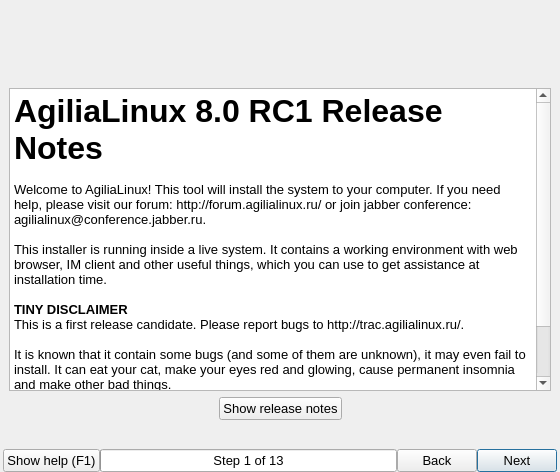
aix27249/mpkg, file guiinstaller/guisetup/mainwindow.ui: the form before one commit.
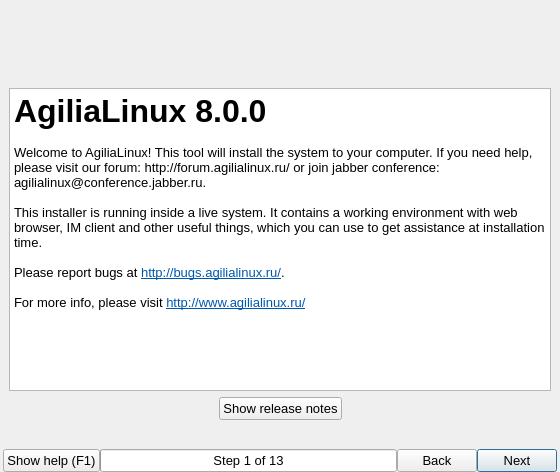
The form after the commit. The open tabs and pages were chosen to show the change. Icons and pictures are not drawn.

Commit message: release notes updated to be generic

The edit to the form file:
```diff
--- a/guiinstaller/guisetup/mainwindow.ui
+++ b/guiinstaller/guisetup/mainwindow.ui
@@ -128,21 +128,16 @@
            <string>&lt;!DOCTYPE HTML PUBLIC &quot;-//W3C//DTD HTML 4.0//EN&quot; &quot;http://www.w3.org/TR/REC-html40/strict.dtd&quot;&gt;
 &lt;html&gt;&lt;head&gt;&lt;meta name=&quot;qrichtext&quot; content=&quot;1&quot; /&gt;&lt;style type=&quot;text/css&quot;&gt;
 p, li { white-space: pre-wrap; }
-&lt;/style&gt;&lt;/head&gt;&lt;body style=&quot; font-family:'Ubuntu'; font-size:10pt; font-weight:400; font-style:normal;&quot;&gt;
-&lt;p style=&quot; margin-top:0px; margin-bottom:0px; margin-left:0px; margin-right:0px; -qt-block-indent:0; text-indent:0px;&quot;&gt;&lt;span style=&quot; font-family:'Droid Sans'; font-size:24pt; font-weight:600;&quot;&gt;AgiliaLinux 8.0 RC1 Release Notes&lt;/span&gt;&lt;/p&gt;
-&lt;p style=&quot;-qt-paragraph-type:empty; margin-top:0px; margin-bottom:0px; margin-left:0px; margin-right:0px; -qt-block-indent:0; text-indent:0px; font-family:'Droid Sans';&quot;&gt;&lt;/p&gt;
+&lt;/style&gt;&lt;/head&gt;&lt;body style=&quot; font-family:'Sans Serif'; font-size:10pt; font-weight:400; font-style:normal;&quot;&gt;
+&lt;p style=&quot; margin-top:0px; margin-bottom:0px; margin-left:0px; margin-right:0px; -qt-block-indent:0; text-indent:0px;&quot;&gt;&lt;span style=&quot; font-family:'Droid Sans'; font-size:24pt; font-weight:600;&quot;&gt;AgiliaLinux 8.0.0&lt;/span&gt;&lt;/p&gt;
+&lt;p style=&quot; margin-top:0px; margin-bottom:0px; margin-left:0px; margin-right:0px; -qt-block-indent:0; text-indent:0px;&quot;&gt;&lt;span style=&quot; font-family:'Droid Sans';&quot;&gt;	&lt;/span&gt;&lt;/p&gt;
 &lt;p style=&quot; margin-top:0px; margin-bottom:0px; margin-left:0px; margin-right:0px; -qt-block-indent:0; text-indent:0px;&quot;&gt;&lt;span style=&quot; font-family:'Droid Sans';&quot;&gt;Welcome to AgiliaLinux! This tool will install the system to your computer. If you need help, please visit our forum: http://forum.agilialinux.ru/ or join jabber conference: agilialinux@conference.jabber.ru. &lt;/span&gt;&lt;/p&gt;
 &lt;p style=&quot;-qt-paragraph-type:empty; margin-top:0px; margin-bottom:0px; margin-left:0px; margin-right:0px; -qt-block-indent:0; text-indent:0px; font-family:'Droid Sans';&quot;&gt;&lt;/p&gt;
 &lt;p style=&quot; margin-top:0px; margin-bottom:0px; margin-left:0px; margin-right:0px; -qt-block-indent:0; text-indent:0px;&quot;&gt;&lt;span style=&quot; font-family:'Droid Sans';&quot;&gt;This installer is running inside a live system. It contains a working environment with web browser, IM client and other useful things, which you can use to get assistance at installation time.&lt;/span&gt;&lt;/p&gt;
 &lt;p style=&quot;-qt-paragraph-type:empty; margin-top:0px; margin-bottom:0px; margin-left:0px; margin-right:0px; -qt-block-indent:0; text-indent:0px; font-family:'Droid Sans';&quot;&gt;&lt;/p&gt;
-&lt;p style=&quot; margin-top:0px; margin-bottom:0px; margin-left:0px; margin-right:0px; -qt-block-indent:0; text-indent:0px;&quot;&gt;&lt;span style=&quot; font-family:'Droid Sans'; font-weight:600;&quot;&gt;TINY DISCLAIMER&lt;/span&gt;&lt;/p&gt;
-&lt;p style=&quot; margin-top:0px; margin-bottom:0px; margin-left:0px; margin-right:0px; -qt-block-indent:0; text-indent:0px;&quot;&gt;&lt;span style=&quot; font-family:'Droid Sans';&quot;&gt;This is a first release candidate. Please report bugs to http://trac.agilialinux.ru/.&lt;/span&gt;&lt;/p&gt;
+&lt;p style=&quot; margin-top:0px; margin-bottom:0px; margin-left:0px; margin-right:0px; -qt-block-indent:0; text-indent:0px;&quot;&gt;&lt;span style=&quot; font-family:'Droid Sans';&quot;&gt;Please report bugs at &lt;/span&gt;&lt;a href=&quot; http://bugs.agilialinux.ru/&quot;&gt;&lt;span style=&quot; text-decoration: underline; color:#0057ae;&quot;&gt;http://bugs.agilialinux.ru/&lt;/span&gt;&lt;/a&gt;&lt;span style=&quot; font-family:'Droid Sans';&quot;&gt;.&lt;/span&gt;&lt;/p&gt;
 &lt;p style=&quot;-qt-paragraph-type:empty; margin-top:0px; margin-bottom:0px; margin-left:0px; margin-right:0px; -qt-block-indent:0; text-indent:0px; font-family:'Droid Sans';&quot;&gt;&lt;/p&gt;
-&lt;p style=&quot; margin-top:0px; margin-bottom:0px; margin-left:0px; margin-right:0px; -qt-block-indent:0; text-indent:0px;&quot;&gt;&lt;span style=&quot; font-family:'Droid Sans';&quot;&gt;It is known that it contain some bugs (and some of them are unknown), it may even fail to install. It can eat your cat, make your eyes red and glowing, cause permanent insomnia and make other bad things.&lt;/span&gt;&lt;/p&gt;
-&lt;p style=&quot;-qt-paragraph-type:empty; margin-top:0px; margin-bottom:0px; margin-left:0px; margin-right:0px; -qt-block-indent:0; text-indent:0px; font-family:'Droid Sans';&quot;&gt;&lt;/p&gt;
-&lt;p style=&quot; margin-top:0px; margin-bottom:0px; margin-left:0px; margin-right:0px; -qt-block-indent:0; text-indent:0px;&quot;&gt;&lt;span style=&quot; font-family:'Droid Sans';&quot;&gt;But we hope you find it useful and we don't waste our time :)&lt;/span&gt;&lt;/p&gt;
-&lt;p style=&quot;-qt-paragraph-type:empty; margin-top:0px; margin-bottom:0px; margin-left:0px; margin-right:0px; -qt-block-indent:0; text-indent:0px; font-family:'Droid Sans';&quot;&gt;&lt;/p&gt;
-&lt;p style=&quot; margin-top:0px; margin-bottom:0px; margin-left:0px; margin-right:0px; -qt-block-indent:0; text-indent:0px;&quot;&gt;&lt;span style=&quot; font-family:'Droid Sans';&quot;&gt;For more information, see official site: http://www.agilialinux.ru/&lt;/span&gt;&lt;/p&gt;&lt;/body&gt;&lt;/html&gt;</string>
+&lt;p style=&quot; margin-top:0px; margin-bottom:0px; margin-left:0px; margin-right:0px; -qt-block-indent:0; text-indent:0px;&quot;&gt;For more info, please visit &lt;a href=&quot; http://www.agilialinux.ru/&quot;&gt;&lt;span style=&quot; text-decoration: underline; color:#0057ae;&quot;&gt;http://www.agilialinux.ru/&lt;/span&gt;&lt;/a&gt;&lt;/p&gt;&lt;/body&gt;&lt;/html&gt;</string>
           </property>
          </widget>
         </item>
```
Left out of the diff: 4 changed lines with no effect on the pictures.
